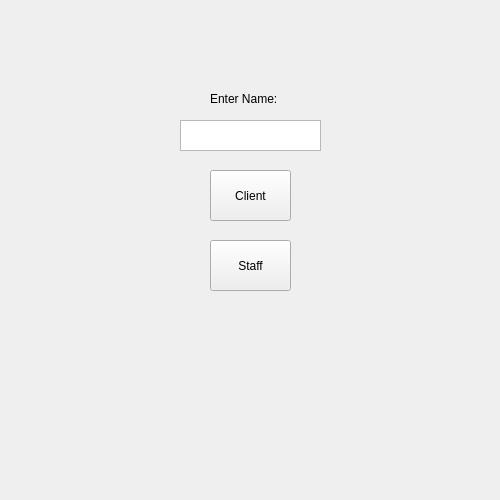
Old version of the form login.ui in the repository ColeMacdonald1709/comp3004.
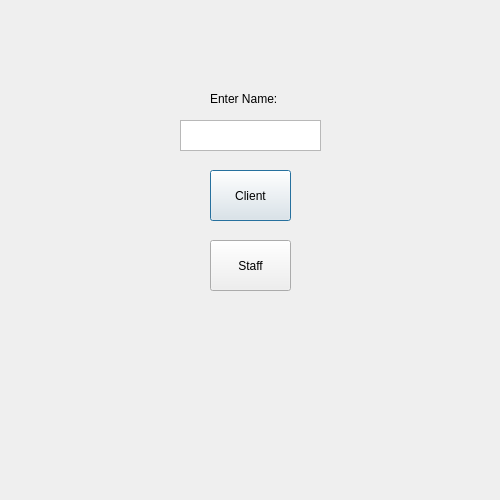
New version of the form.

```diff
--- a/login.ui
+++ b/login.ui
@@ -1,7 +1,7 @@
 <?xml version="1.0" encoding="UTF-8"?>
 <ui version="4.0">
  <class>Login</class>
- <widget class="QMainWindow" name="Login">
+ <widget class="QDialog" name="Login">
   <property name="geometry">
    <rect>
     <x>0</x>
```
